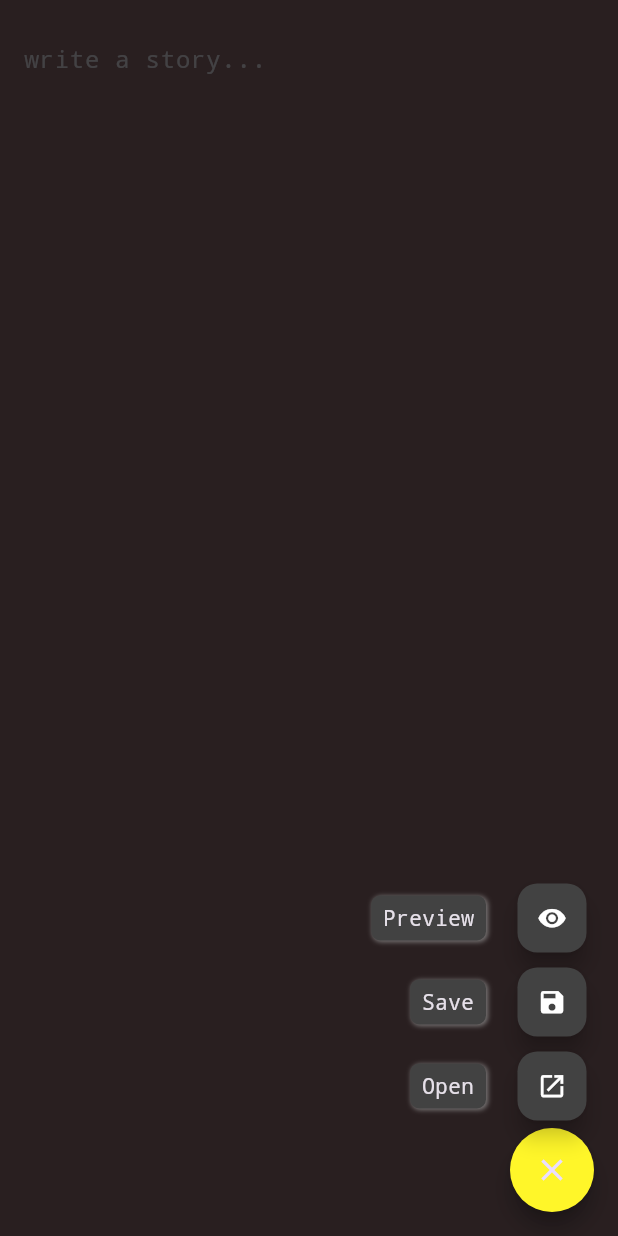
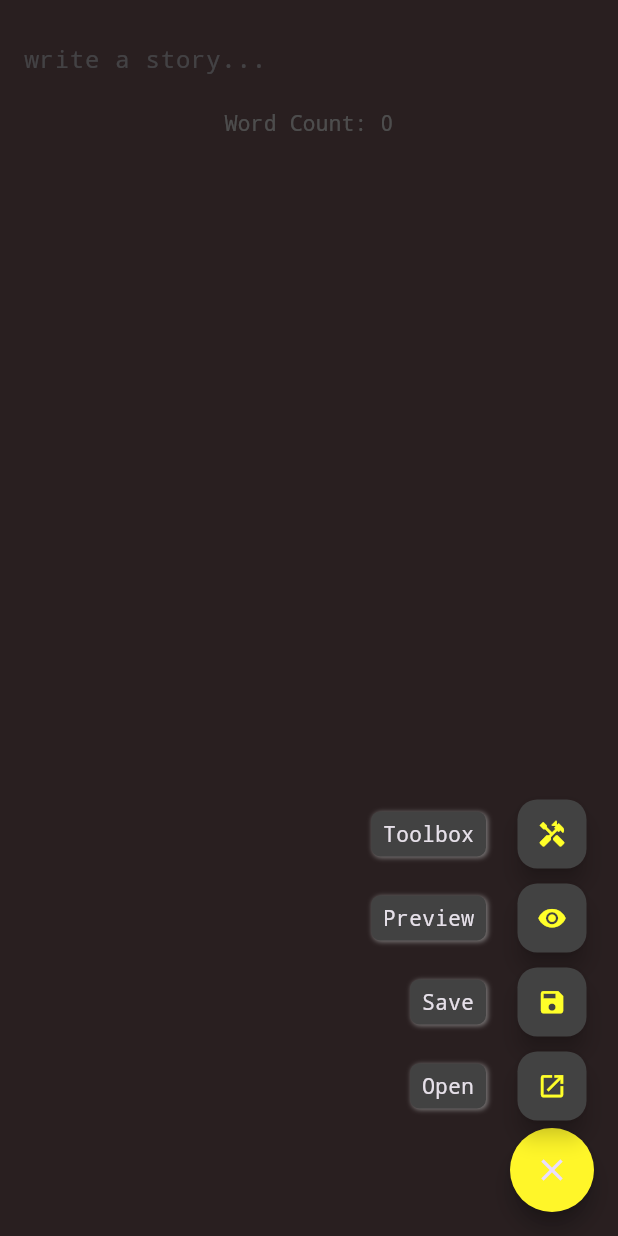
Before and after one commit to wjakew/mark, a Flutter app: the MarkdownEditorScreen screen opened directly, after a tap on the "more vert" icon, on a phone screen of 412 x 824 dp. Run offline on Flutter 3.47's test engine with Material 3 defaults, Android fonts, the phone set to English and light mode, and no system bars; drawn by our look-alikes of flutter_speed_dial; our stand-ins replace file_picker, flutter_markdown; missing offline and left inert: file_saver.

Commit message:
UI fixes, documentation
added beta toolbox for editing text in the fly

```diff
--- a/lib/markdown_editor_screen.dart
+++ b/lib/markdown_editor_screen.dart
@@ -3,6 +3,7 @@ import 'package:flutter/material.dart';
 import 'package:flutter_markdown/flutter_markdown.dart';
 import 'package:file_picker/file_picker.dart'; // Import for file picking
 import 'package:flutter_speed_dial/flutter_speed_dial.dart'; // Import the SpeedDial package
+import 'toolbox_dialog.dart'; // Import the ToolboxDialog
 
 class MarkdownEditorScreen extends StatefulWidget {
   final String initialText;
@@ -79,6 +80,24 @@ class MarkdownEditorScreenState extends State<MarkdownEditorScreen> with Automat
     }
   }
 
+  Future<void> _openToolbox() async {
+    // Open a new screen with the toolbox
+    showDialog(
+      context: context,
+      builder: (BuildContext context) {
+        return ToolboxDialog(
+          onClose: () {
+            Navigator.of(context).pop(); // Close the dialog
+          },
+          onFormatText: (String format) {
+            // Implement the logic to format the selected text
+            // For example, you might want to insert the format around the selected text
+          },
+        );
+      },
+    );
+  }
+
   Future<void> _saveMarkdownFile() async {
     if (widget.initialText.isEmpty) {
       // Show a message or dialog indicating that the text field is empty
@@ -142,7 +161,9 @@ class MarkdownEditorScreenState extends State<MarkdownEditorScreen> with Automat
                 children: [
                   Expanded(
                     child: SingleChildScrollView(
-                      child: TextFormField(
+                      child: Column(
+                        children: [
+                          TextFormField(
                             controller: _controller,
                             onChanged: _handleTextChange,
                             maxLines: null,
@@ -150,6 +171,13 @@ class MarkdownEditorScreenState extends State<MarkdownEditorScreen> with Automat
                               border: InputBorder.none,
                               hintText: 'write a story...',
                             ),
+                          ),
+                          SizedBox(height: 8.0),
+                          Text(
+                            'Word Count: ${_text.split(RegExp(r'\s+')).where((word) => word.isNotEmpty).length}',
+                            style: TextStyle(color: Colors.white),
+                          ),
+                        ],
                       ),
                     ),
                   ),
@@ -177,17 +205,17 @@ class MarkdownEditorScreenState extends State<MarkdownEditorScreen> with Automat
         backgroundColor: Color(0xFFFFF629),
         children: [
           SpeedDialChild(
-            child: Icon(Icons.open_in_new),
+            child: Icon(Icons.open_in_new, color: Color(0xFFFFFF29)),
             label: 'Open',
             onTap: _openMarkdownFile,
           ),
           SpeedDialChild(
-            child: Icon(Icons.save),
+            child: Icon(Icons.save, color: Color(0xFFFFFF29)),
             label: 'Save',
             onTap: _saveMarkdownFile,
           ),
           SpeedDialChild(
-            child: Icon(Icons.remove_red_eye),
+            child: Icon(Icons.remove_red_eye, color: Color(0xFFFFFF29)),
             label: 'Preview',
             onTap: () {
               setState(() {
@@ -195,6 +223,11 @@ class MarkdownEditorScreenState extends State<MarkdownEditorScreen> with Automat
               });
             },
           ),
+          SpeedDialChild(
+            child: Icon(Icons.handyman, color: Color(0xFFFFFF29)),
+            label: 'Toolbox',
+            onTap: _openToolbox,
+          ),
         ],
       ),
     );
```
Also changed, not shown: lib/toolbox_dialog.dart (added, +36 -0 lines), readme_resources/screenshot1.png (added), readme_resources/screenshot2.png (added), 1 other file. Lines whose indentation alone changed are shown as unchanged.
